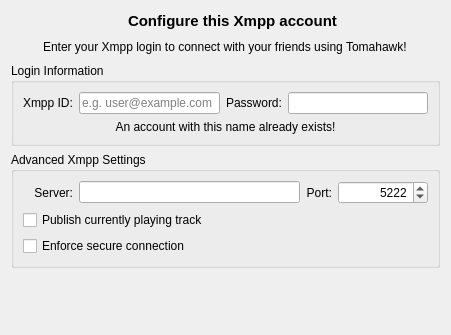
Old version of the form src/accounts/xmpp/XmppConfigWidget.ui in the repository tomahawk-player/tomahawk.
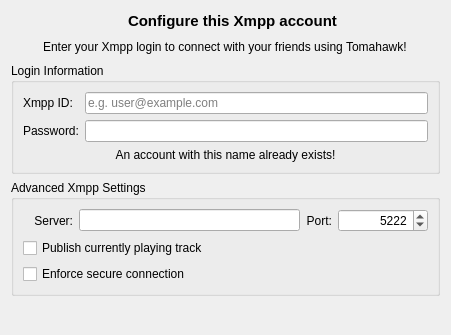
New version of the form. Icons and pictures are not drawn.

Commit message: Made the account config dialog widgets more nicely aligned.

```diff
--- a/src/accounts/xmpp/XmppConfigWidget.ui
+++ b/src/accounts/xmpp/XmppConfigWidget.ui
@@ -112,8 +112,8 @@
      </property>
      <layout class="QVBoxLayout" name="verticalLayout">
       <item>
-       <layout class="QHBoxLayout" name="horizontalLayout_8">
-        <item>
+       <layout class="QGridLayout" name="gridLayout">
+        <item row="0" column="0">
          <widget class="QLabel" name="emailLabel">
           <property name="sizePolicy">
            <sizepolicy hsizetype="Preferred" vsizetype="Fixed">
@@ -135,7 +135,7 @@
           </property>
          </widget>
         </item>
-        <item>
+        <item row="0" column="1">
          <widget class="QLineEdit" name="xmppUsername">
           <property name="sizePolicy">
            <sizepolicy hsizetype="Expanding" vsizetype="Fixed">
@@ -148,7 +148,7 @@
           </property>
          </widget>
         </item>
-        <item>
+        <item row="1" column="0">
          <widget class="QLabel" name="label_4">
           <property name="sizePolicy">
            <sizepolicy hsizetype="Preferred" vsizetype="Fixed">
@@ -164,7 +164,7 @@
           </property>
          </widget>
         </item>
-        <item>
+        <item row="1" column="1">
          <widget class="QLineEdit" name="xmppPassword">
           <property name="sizePolicy">
            <sizepolicy hsizetype="Expanding" vsizetype="Fixed">
```
The commit also changes 1 other file.
